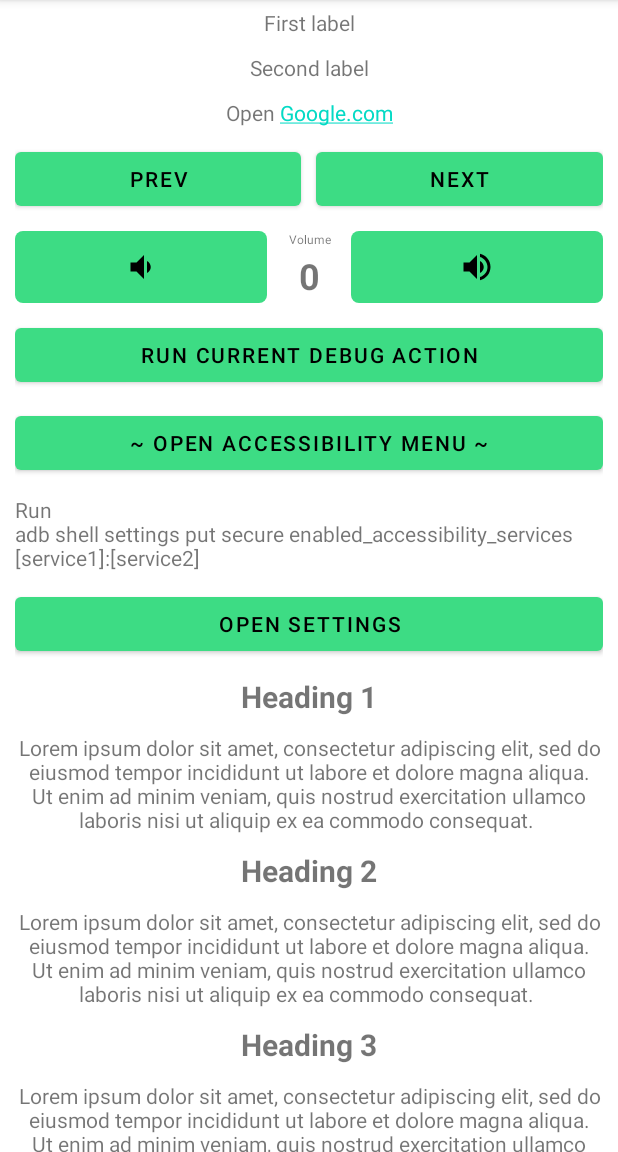
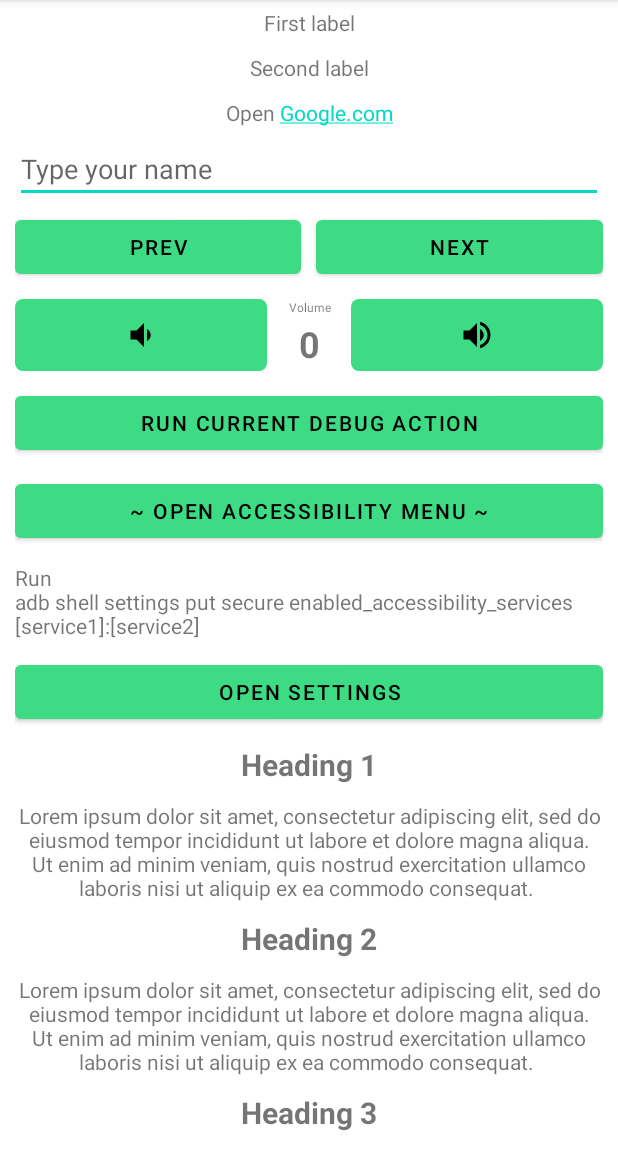
Before and after one commit to qbalsdon/accessibility_broadcast_dev, an Android app: the screen it shows after launch (DemoActivity), on a phone screen of 412 x 824 dp, the part 84-1236 px from its top. Run offline under Robolectric (Android 15) with nearby library versions, the phone set to English and light mode, and no system bars.

Commit message:
Updated changes

```diff
--- a/app/src/main/res/layout/activity_main.xml
+++ b/app/src/main/res/layout/activity_main.xml
@@ -54,6 +54,12 @@
                 android:layout_marginVertical="5dp"
                 android:gravity="center"
                 android:text="@string/link_test" />
+
+            <EditText
+                android:id="@+id/editor"
+                android:layout_width="match_parent"
+                android:layout_height="wrap_content"
+                android:hint="Type your name"/>
 
             <LinearLayout
                 android:layout_width="match_parent"
```
Also changed, not shown: app/src/main/java/com/balsdon/accessibilityDeveloperService/AccessibilityDeveloperService.kt (+12 -2 lines).
